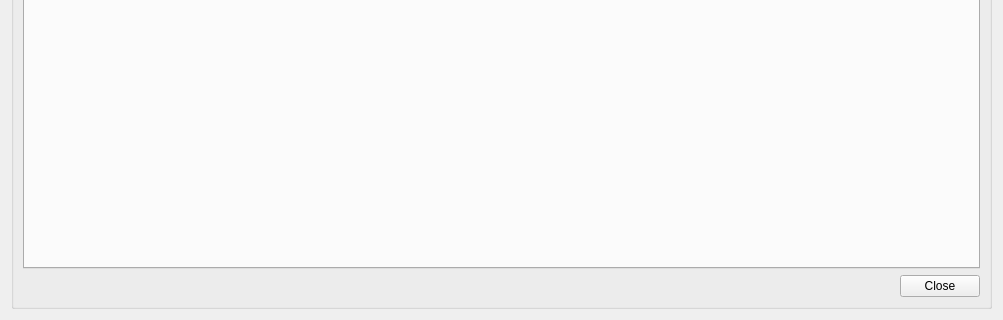
Above: core/ui/toolbars/utilities/mapzone_manager.ui from Giswater/giswater_qgis_plugin before the change; both pictures show x 0 to 1003 and y 466 to 786 of the 1003 by 786 pixel window. Below: the same form after it.
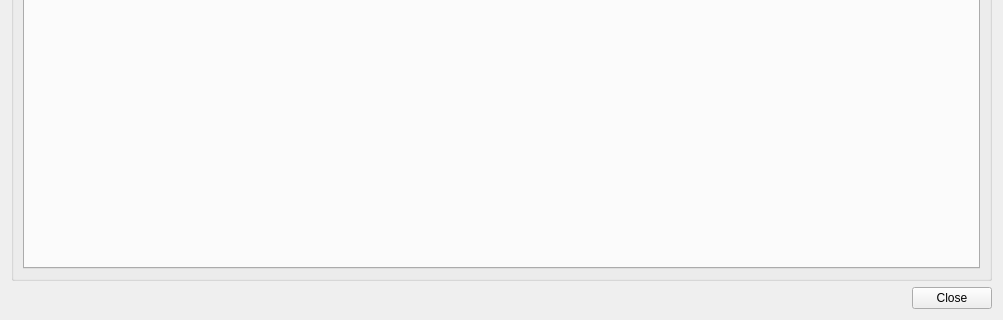
That is the form after the change.

Commit message:
style(ui): add lyt_buttons QGridLayout for all dialogs.
# Cherry-picked from 9fcf2481a2d87da33b8ae50d2bdb939909b3d67b

Patch:
```diff
--- a/core/ui/toolbars/utilities/mapzone_manager.ui
+++ b/core/ui/toolbars/utilities/mapzone_manager.ui
@@ -81,13 +81,6 @@
         </property>
        </widget>
       </item>
-      <item row="7" column="10">
-       <widget class="QPushButton" name="btn_cancel">
-        <property name="text">
-         <string>Close</string>
-        </property>
-       </widget>
-      </item>
       <item row="5" column="9">
        <widget class="QPushButton" name="btn_update">
         <property name="sizePolicy">
@@ -114,19 +107,6 @@
         </property>
        </spacer>
       </item>
-      <item row="7" column="0" colspan="7">
-       <spacer name="horizontalSpacer">
-        <property name="orientation">
-         <enum>Qt::Horizontal</enum>
-        </property>
-        <property name="sizeHint" stdset="0">
-         <size>
-          <width>40</width>
-          <height>20</height>
-         </size>
-        </property>
-       </spacer>
-      </item>
       <item row="5" column="8">
        <widget class="QPushButton" name="btn_create">
         <property name="sizePolicy">
@@ -187,6 +167,33 @@
      </layout>
     </widget>
    </item>
+   <item row="1" column="0">
+    <layout class="QGridLayout" name="lyt_buttons">
+     <property name="topMargin">
+      <number>0</number>
+     </property>
+     <item row="0" column="0">
+      <spacer name="horizontalSpacer">
+       <property name="orientation">
+        <enum>Qt::Horizontal</enum>
+       </property>
+       <property name="sizeHint" stdset="0">
+        <size>
+         <width>40</width>
+         <height>20</height>
+        </size>
+       </property>
+      </spacer>
+     </item>
+     <item row="0" column="1">
+      <widget class="QPushButton" name="btn_cancel">
+       <property name="text">
+        <string>Close</string>
+       </property>
+      </widget>
+     </item>
+    </layout>
+   </item>
   </layout>
  </widget>
  <tabstops>
```
Left out of the diff: 1 changed line with no effect on the pictures. The commit also changes 58 other files.
